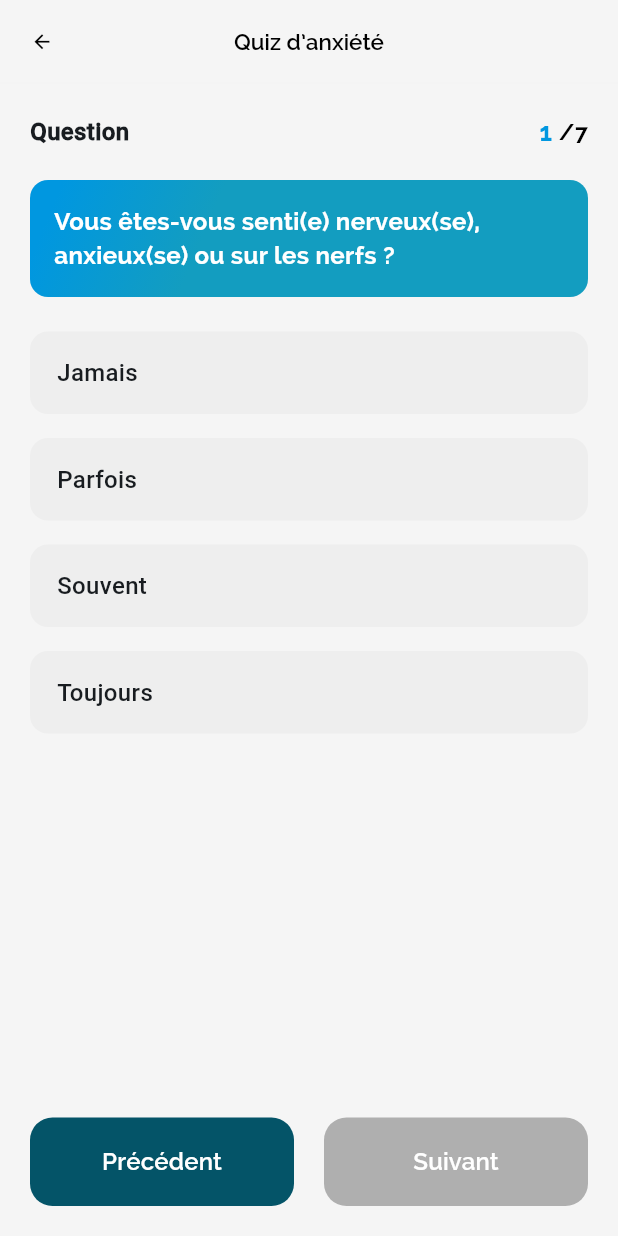
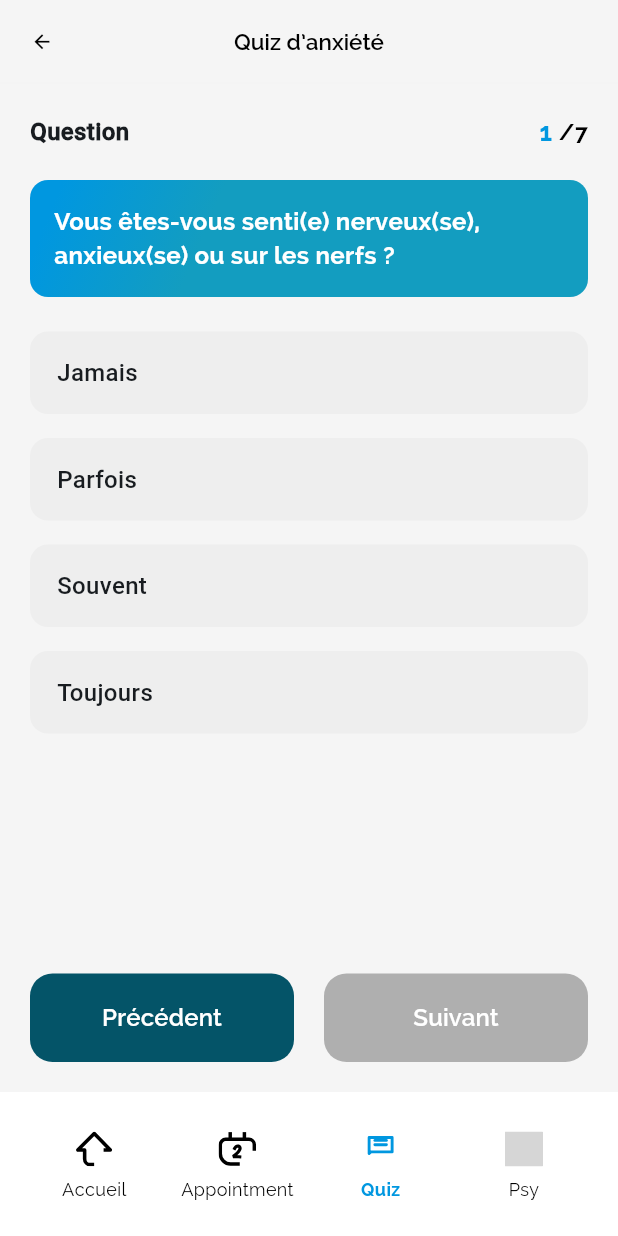
Before and after one commit to mahamani2001/pfee, a Flutter app: the Home screen opened by its route, after a tap on "Commencer le test", on a phone screen of 412 x 824 dp. Run offline on Flutter 3.47's test engine with Material 3 defaults, Android fonts, the phone set to English and light mode, and no system bars; our stand-ins replace another_flushbar, connectivity_plus, convert, dio, file_picker, firebase_core and 16 more; missing offline and left inert: cryptography, encrypt, flutter_sound, flutter_webrtc, tflite_flutter; accounts and stored records are empty; network calls fail; grey boxes are pictures that could not be loaded.

```diff
--- a/lib/screens/home/home.dart
+++ b/lib/screens/home/home.dart
@@ -315,7 +315,9 @@ class _HomeState extends State<Home> {
                   Navigator.push(
                     context,
                     MaterialPageRoute(
-                      builder: (_) => const QuestionPage(),
+                      builder: (_) => const MainScreen(
+                        initialTabIndex: 2,
+                      ),
                     ),
                   );
                 },
```
